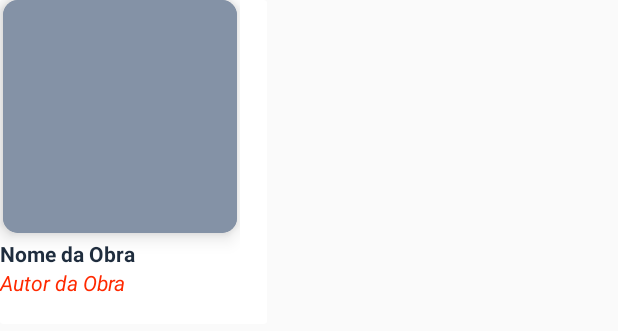
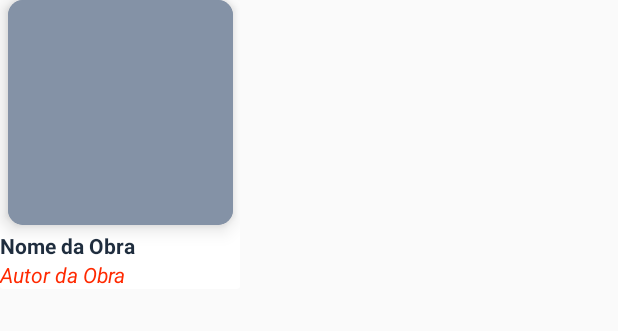
Before and after one commit to stetter/dh_art_-_museum, an Android app: the layout recyclerview_obras.xml on its own in the app's theme, with its tools: preview values and no code run, on a phone screen of 412 x 824 dp. Shown: the top 331 px of the screen. Run offline under Robolectric (Android 15) with nearby library versions, the phone set to English and light mode, and no system bars; network calls fail; Roboto replaces fonts that are not available here.

Commit message:
ajuste de layout

```diff
--- a/app/src/main/res/layout/recyclerview_obras.xml
+++ b/app/src/main/res/layout/recyclerview_obras.xml
@@ -1,21 +1,18 @@
 <?xml version="1.0" encoding="utf-8"?>
 <android.support.v7.widget.CardView xmlns:android="http://schemas.android.com/apk/res/android"
     xmlns:app="http://schemas.android.com/apk/res-auto"
-    xmlns:tools="http://schemas.android.com/tools"
     android:layout_width="wrap_content"
     android:layout_height="wrap_content"
     app:cardElevation="0dp">
 
     <android.support.constraint.ConstraintLayout
         android:layout_width="match_parent"
-        android:layout_height="match_parent"
-        android:paddingRight="18dp"
-        android:paddingBottom="18dp">
+        android:layout_height="match_parent">
 
         <android.support.v7.widget.CardView
             android:id="@+id/cardView"
-            android:layout_width="155dp"
-            android:layout_height="155dp"
+            android:layout_width="150dp"
+            android:layout_height="150dp"
             android:layout_gravity="center"
             android:backgroundTint="@color/colorAccent"
             app:cardCornerRadius="10dp"
```
Also changed, not shown: app/src/main/java/com/stetter/dhartmuseum/obras/ObrasActivity.java (+8 -13 lines), app/src/main/java/com/stetter/dhartmuseum/obras/adapter/RecyclerViewListaObrasAdapter.java (+7 -11 lines), app/src/main/res/layout/activity_obras2.xml (+4 -3 lines).
